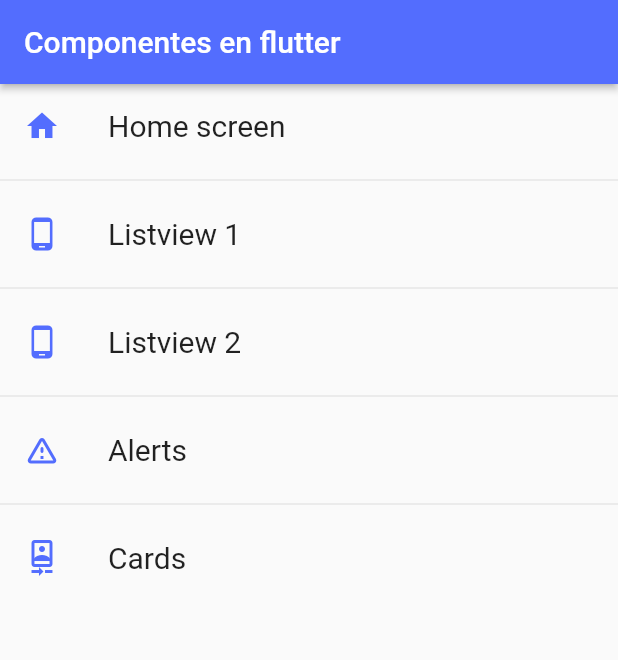
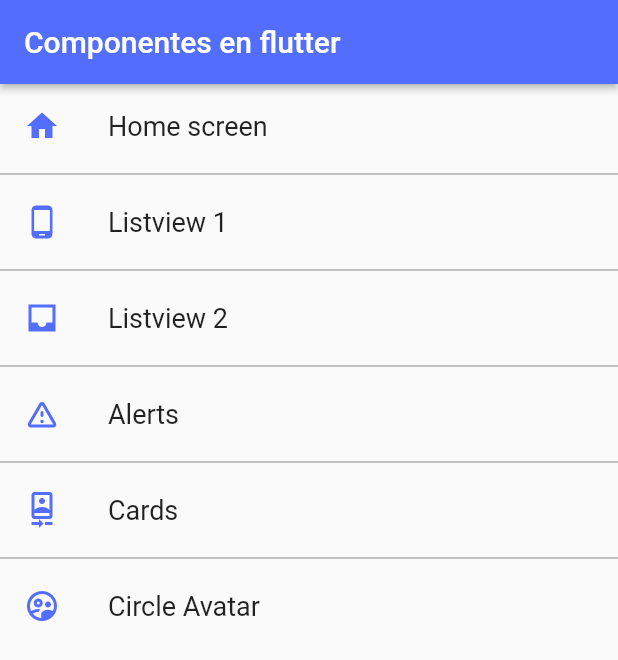
Before and after one commit to lucamc/application_flutter, a Flutter app: the screen it shows after launch, on a phone screen of 412 x 824 dp. Shown: the top 660 px of the screen. Run offline on Flutter 3.47's test engine with Material 2 defaults, Android fonts, the phone set to English and light mode, and no system bars.

Commit message:
Add Widget Avatar with CircleAvatar()

```diff
--- a/lib/router/app_routes.dart
+++ b/lib/router/app_routes.dart
@@ -15,14 +15,13 @@ class AppRoutes {  //Rutas de la app
 
   static final menuOptions = <MenuOption> [  //Menu de opciones con las difertenes screens de mi app
 
-    //TODO: BORRAR HOME
 
     MenuOption (route: "home", name: "Home screen", screen: const HomeScreen(), icon: Icons.home),
     MenuOption (route: "listview1", name: "Listview 1", screen: const Listview1Screen(), icon: Icons.phone_android),
-    MenuOption (route: "listview2", name: "Listview 2", screen: const Listview2Screen(), icon: Icons.phone_android),
+    MenuOption (route: "listview2", name: "Listview 2", screen: const Listview2Screen(), icon: Icons.inbox_sharp),
     MenuOption (route: "alert", name: "Alerts", screen: const AlertScreen(), icon: Icons.warning_amber_rounded),
     MenuOption (route: "card", name: "Cards", screen: const CardScreen(), icon: Icons.camera_front_outlined),
-
+    MenuOption (route: "avatar", name: "Circle Avatar", screen: const AvatarScreen(),  icon: Icons.supervised_user_circle_outlined )
   ];
 
 
--- a/lib/screens/home_screen.dart
+++ b/lib/screens/home_screen.dart
@@ -18,20 +18,22 @@ class HomeScreen extends StatelessWidget {
       ),
 
       body: ListView.separated(
+
         itemBuilder:(context, index) =>  ListTile(
           leading: Icon( menuOptions[index].icon, color: AppTheme.primary,),
-          title: Text( menuOptions[index].name, style: const TextStyle(fontSize: 20), ),
+          title: Text( menuOptions[index].name, style: const TextStyle(fontSize: 18), ),
           onTap: () {
-
            // final route = MaterialPageRoute(
            //   builder:(context) => Listview1Screen() );
+              Navigator.pushNamed( context,  menuOptions[index].route);
+          },
 
-              Navigator.pushNamed( context,  menuOptions[index].route);
 
-          },
         ),
-        separatorBuilder:(_ , __) => const Divider(),
-        itemCount: menuOptions.length
+
+        separatorBuilder:(_, __) => const Divider(color: Colors.black45, height: 8,), //Separacion
+        itemCount: menuOptions.length,
+
         ),
       );
   }
--- a/lib/screens/screens.dart
+++ b/lib/screens/screens.dart
@@ -6,5 +6,6 @@ export 'package:flutter_application_1/screens/card_screen.dart';
 export 'package:flutter_application_1/screens/home_screen.dart';
 export 'package:flutter_application_1/screens/listview1_screen.dart';
 export 'package:flutter_application_1/screens/listview2_screen%20copy.dart';
+export 'package:flutter_application_1/screens/avatar_screed.dart';
 
 //Exporto todas las vistas en screens.dart
--- a/pubspec.yaml
+++ b/pubspec.yaml
@@ -62,6 +62,7 @@ flutter:
   # To add assets to your application, add an assets section, like this:
   assets:
     - assets/img/jar-loading.gif
+    - assets/img/image_avatar.png
 
 
   # An image asset can refer to one or more resolution-specific "variants", see
```
Also changed, not shown: lib/screens/avatar_screed.dart (added, +39 -0 lines), assets/img/image_avatar.png (added).
